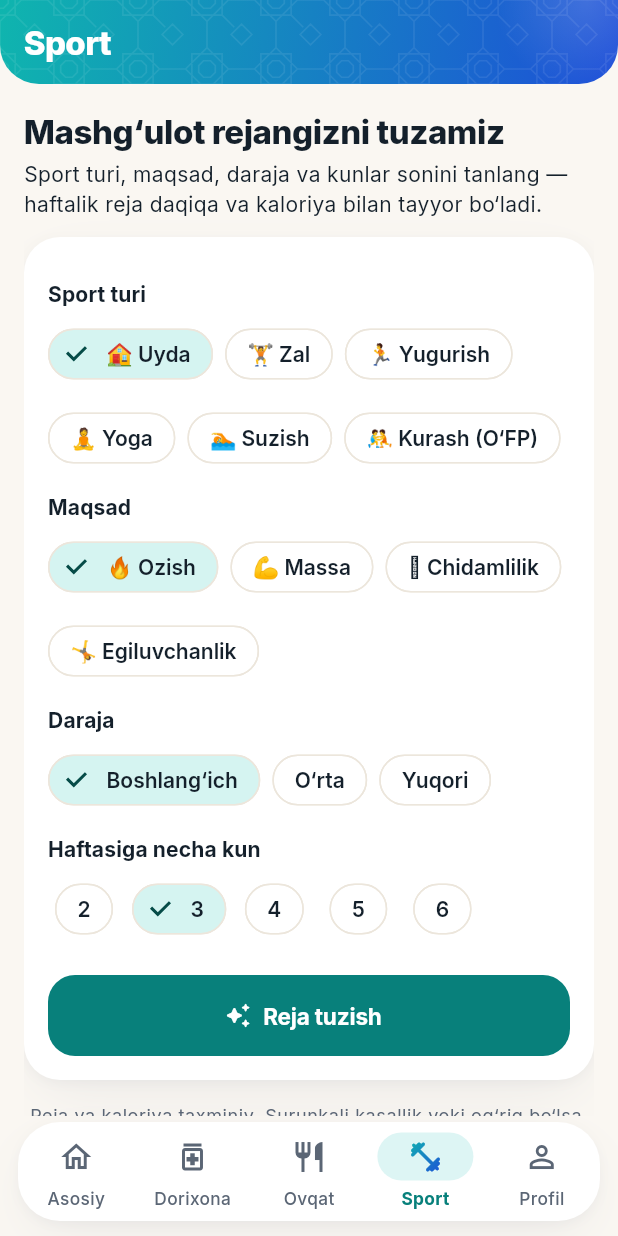
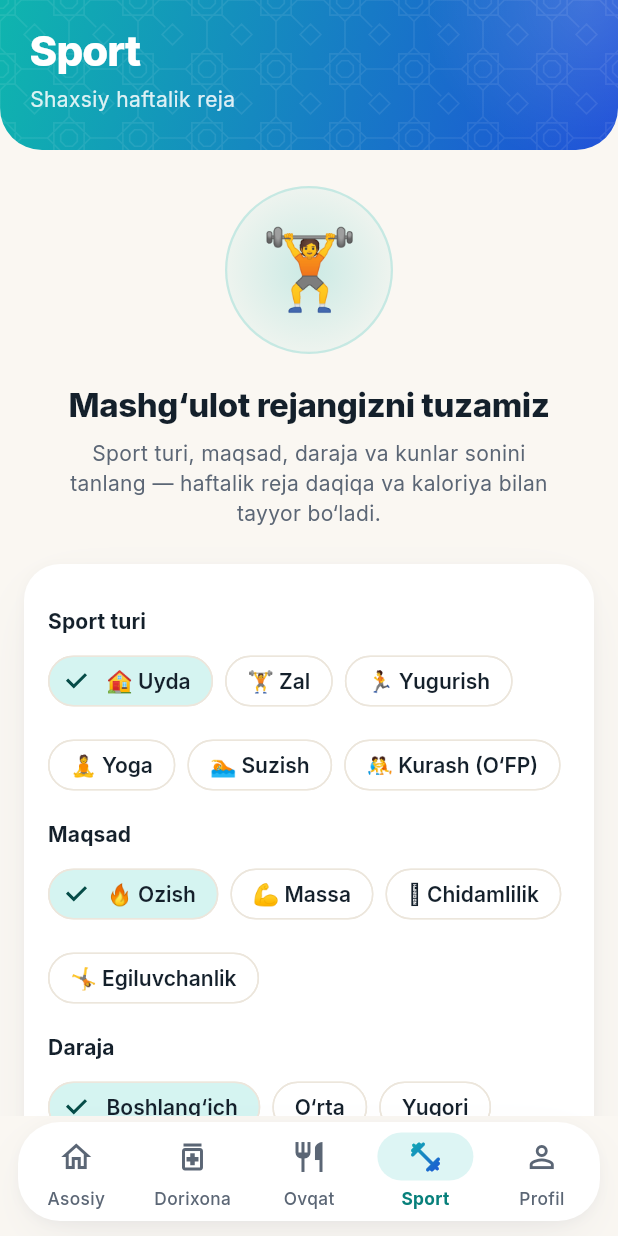
Before and after one commit to tokhirmura/sino, a Flutter app: the WorkoutsScreen screen opened by its route, on a phone screen of 412 x 824 dp. Run offline on Flutter 3.47's test engine with Material 3 defaults, Android fonts, the phone set to English and light mode, and no system bars; our stand-ins replace fl_chart, flutter_animate, flutter_local_notifications, flutter_map, flutter_riverpod, geolocator and 7 more; missing offline and left inert: mobile_scanner; accounts and stored records are empty.

Commit message:
feat(workouts): design 2.0 — gradient header with streak and week stats, empty state intro, PrimaryButton, skeletons
Co-Authored-By: Claude Opus 5.5 <noreply@anthropic.com>

```diff
--- a/lib/features/workouts/presentation/widgets/plan_form.dart
+++ b/lib/features/workouts/presentation/widgets/plan_form.dart
@@ -3,6 +3,7 @@ import 'package:flutter/material.dart';
 import '../../../../core/l10n/app_lang.dart';
 import '../../../../core/theme/app_colors.dart';
 import '../../../../core/widgets/app_card.dart';
+import '../../../../core/widgets/primary_button.dart';
 import '../../application/air_quality.dart';
 import '../../application/plan_generator.dart';
 import '../../data/models.dart';
@@ -126,21 +127,15 @@ class _PlanFormState extends State<PlanForm> {
           ],
         ),
         const SizedBox(height: 20),
-        FilledButton.icon(
+        PrimaryButton(
           key: const Key('workouts-generate'),
+          loading: _busy,
           onPressed: _busy ? null : _submit,
-          icon: _busy
-              ? const SizedBox.square(
-                  dimension: 18,
-                  child: CircularProgressIndicator(strokeWidth: 2),
-                )
-              : const Icon(Icons.auto_awesome_rounded),
-          label: Text(
-            context.tr(
-              uz: 'Reja tuzish',
-              ru: 'Составить план',
-              en: 'Build plan',
-            ),
+          icon: Icons.auto_awesome_rounded,
+          label: context.tr(
+            uz: 'Reja tuzish',
+            ru: 'Составить план',
+            en: 'Build plan',
           ),
         ),
       ],
@@ -193,7 +188,7 @@ class _AirBanner extends StatelessWidget {
   Widget build(BuildContext context) {
     final text = Theme.of(context).textTheme;
     final place = aqi.place.isEmpty ? '' : ', ${context.trMap(aqi.place)}';
-    final color = outdoor ? AppColors.danger : const Color(0xFFF97316);
+    final color = outdoor ? AppColors.danger : AppColors.saffron;
     return AppCard(
       key: const Key('workouts-air-banner'),
       elevated: false,
--- a/lib/features/workouts/presentation/workouts_screen.dart
+++ b/lib/features/workouts/presentation/workouts_screen.dart
@@ -2,15 +2,12 @@ import 'package:flutter/material.dart';
 import 'package:flutter_riverpod/flutter_riverpod.dart';
 import 'package:go_router/go_router.dart';
 
+import 'package:flutter_animate/flutter_animate.dart';
+
 import '../../../core/l10n/app_lang.dart';
 import '../../../core/theme/app_colors.dart';
-import '../../../core/widgets/app_card.dart';
-import '../../../core/widgets/app_scaffold.dart';
-import '../../../core/widgets/async_value_view.dart';
-import '../../../core/widgets/error_view.dart';
-import '../../../core/widgets/loading_view.dart';
-import '../../../core/widgets/pill.dart';
-import '../../../core/widgets/section_title.dart';
+import '../../../core/theme/app_tokens.dart';
+import '../../../core/widgets/widgets.dart';
 import '../../../core/storage/prefs.dart';
 import '../application/air_quality.dart';
 import '../application/plan_generator.dart';
@@ -53,27 +50,37 @@ class WorkoutsScreen extends ConsumerWidget {
       }
     }
 
-    return AppScaffold(
-      title: context.tr(uz: 'Sport', ru: 'Тренировки', en: 'Workouts'),
+    final p = plan.value;
+    final streak = ref.watch(streakProvider).value;
+
+    return Scaffold(
       body: RefreshIndicator(
         onRefresh: () async {
           ref.invalidate(latestPlanProvider);
           ref.invalidate(exercisesProvider);
+          ref.invalidate(sessionsProvider);
           await ref
               .read(latestPlanProvider.future)
               .catchError((Object _) => null);
         },
+        child: ListView(
+          padding: const EdgeInsets.only(bottom: AppSpacing.xxl),
+          children: [
+            _Header(plan: p, streak: streak),
+            Padding(
+              padding: AppSpacing.screen,
               child: AsyncValueView(
                 value: plan,
                 onRetry: () => ref.invalidate(latestPlanProvider),
-          loading: () => const SkeletonList(count: 3, itemHeight: 160),
+                loading: () => const Padding(
+                  padding: EdgeInsets.only(top: AppSpacing.cardGap),
+                  child: SkeletonLoader(count: 3, kind: SkeletonKind.card),
+                ),
                 data: (p) => p == null
-              ? ListView(
-                  padding: const EdgeInsets.only(bottom: 32),
+                    ? Column(
+                        crossAxisAlignment: CrossAxisAlignment.stretch,
                         children: [
-                    const SizedBox(height: 8),
                           const _Intro(),
-                    const SizedBox(height: 12),
                           AppCard(
                             child: PlanForm(aqi: aqi, onSubmit: create),
                           ),
@@ -83,6 +90,13 @@ class WorkoutsScreen extends ConsumerWidget {
                     : AsyncValueView(
                         value: catalog,
                         onRetry: () => ref.invalidate(exercisesProvider),
+                        loading: () => const Padding(
+                          padding: EdgeInsets.only(top: AppSpacing.cardGap),
+                          child: SkeletonLoader(
+                            count: 3,
+                            kind: SkeletonKind.card,
+                          ),
+                        ),
                         data: (byId) => _PlanView(
                           plan: p,
                           catalog: byId,
@@ -95,6 +109,9 @@ class WorkoutsScreen extends ConsumerWidget {
                           ),
                         ),
                       ),
+              ),
+            ),
+          ],
         ),
       ),
     );
@@ -153,10 +170,10 @@ class _PlanView extends StatelessWidget {
     final text = Theme.of(context).textTheme;
     final a = aqi;
     final outdoorWarning = a != null && a.isBad && isOutdoor(params.type);
-    return ListView(
-      padding: const EdgeInsets.only(bottom: 32),
+    return Column(
+      crossAxisAlignment: CrossAxisAlignment.stretch,
       children: [
-        const SizedBox(height: 8),
+        const SizedBox(height: AppSpacing.cardGap),
         if (outdoorWarning) ...[
           AppCard(
             key: const Key('workouts-plan-air-warning'),
@@ -169,17 +186,7 @@ class _PlanView extends StatelessWidget {
                 const SizedBox(width: 10),
                 Expanded(
                   child: Text(
-                    context.tr(
-                      uz:
-                          'Bugun havo sifati yomon (AQI ${a.aqi}) — '
-                          'yugurish o‘rniga uyda mashq qiling.',
-                      ru:
-                          'Сегодня плохой воздух (AQI ${a.aqi}) — вместо '
-                          'бега потренируйтесь дома.',
-                      en:
-                          'Poor air today (AQI ${a.aqi}) — train at home '
-                          'instead of running.',
-                    ),
+                    airAlertText(context, a.aqi),
                     style: text.bodyMedium,
                   ),
                 ),
@@ -197,7 +204,7 @@ class _PlanView extends StatelessWidget {
               ],
             ),
           ),
-          const SizedBox(height: 12),
+          const SizedBox(height: AppSpacing.cardGap),
         ],
         AppCard(
           child: Column(
@@ -283,7 +290,7 @@ class _PlanView extends StatelessWidget {
             catalog: catalog,
             onStart: () => context.push(workoutPlayerPath(d.day)),
           ),
-          const SizedBox(height: 12),
+          const SizedBox(height: AppSpacing.sm),
         ],
         const _Disclaimer(),
       ],
@@ -295,22 +302,15 @@ class _Intro extends StatelessWidget {
   const _Intro();
 
   @override
-  Widget build(BuildContext context) {
-    final text = Theme.of(context).textTheme;
-    return Column(
-      crossAxisAlignment: CrossAxisAlignment.start,
-      children: [
-        Text(
-          context.tr(
+  Widget build(BuildContext context) => EmptyState(
+    key: const Key('workouts-intro'),
+    emoji: '🏋️',
+    title: context.tr(
       uz: 'Mashg‘ulot rejangizni tuzamiz',
       ru: 'Составим план тренировок',
       en: 'Let’s build your workout plan',
     ),
-          style: text.titleLarge?.copyWith(fontWeight: FontWeight.w800),
-        ),
-        const SizedBox(height: 4),
-        Text(
-          context.tr(
+    message: context.tr(
       uz:
           'Sport turi, maqsad, daraja va kunlar sonini tanlang — '
           'haftalik reja daqiqa va kaloriya bilan tayyor bo‘ladi.',
@@ -321,9 +321,89 @@ class _Intro extends StatelessWidget {
           'Pick a sport, goal, level and number of days — you get a '
           'weekly plan with minutes and calories.',
     ),
-          style: text.bodyMedium,
+  );
+}
+
+/// Gradient header: title and, with a plan, the week's numbers.
+class _Header extends StatelessWidget {
+  const _Header({required this.plan, required this.streak});
+
+  final WorkoutPlan? plan;
+  final int? streak;
+
+  @override
+  Widget build(BuildContext context) {
+    final p = plan;
+    final week = p == null ? null : weekTotals(p.days);
+    final s = streak ?? 0;
+    return GradientHeader(
+      title: context.tr(uz: 'Sport', ru: 'Тренировки', en: 'Workouts'),
+      subtitle: p == null
+          ? context.tr(
+              uz: 'Shaxsiy haftalik reja',
+              ru: 'Личный план на неделю',
+              en: 'Your weekly plan',
+            )
+          : context.tr(
+              uz: 'Haftasiga ${p.days.length} kun',
+              ru: '${p.days.length} дн. в неделю',
+              en: '${p.days.length} days a week',
             ),
-      ],
+      child: week == null
+          ? null
+          : Row(
+              children:
+                  [
+                        Expanded(
+                          child: StatTile(
+                            key: const Key('workouts-header-streak'),
+                            value: '$s',
+                            unit: context.tr(uz: 'kun', ru: 'дн.', en: 'days'),
+                            label: context.tr(
+                              uz: 'Seriya',
+                              ru: 'Серия',
+                              en: 'Streak',
+                            ),
+                            emoji: '🔥',
+                            color: AppColors.saffron,
+                            onDark: true,
+                          ),
+                        ),
+                        const SizedBox(width: AppSpacing.xs),
+                        Expanded(
+                          child: StatTile(
+                            value: '${week.minutes}',
+                            unit: minUnit(context),
+                            label: context.tr(
+                              uz: 'Haftada',
+                              ru: 'В неделю',
+                              en: 'Per week',
+                            ),
+                            emoji: '⏱️',
+                            color: AppColors.sky,
+                            onDark: true,
+                          ),
+                        ),
+                        const SizedBox(width: AppSpacing.xs),
+                        Expanded(
+                          child: StatTile(
+                            value: '~${week.kcal}',
+                            unit: kcalUnit(context),
+                            label: context.tr(
+                              uz: 'Yoqiladi',
+                              ru: 'Сжечь',
+                              en: 'Burn',
+                            ),
+                            emoji: '💪',
+                            color: AppColors.coral,
+                            onDark: true,
+                          ),
+                        ),
+                      ]
+                      .animate(interval: AppMotion.stagger)
+                      .fadeIn(duration: AppMotion.medium)
+                      .slideY(begin: 0.15, curve: AppMotion.enter),
+            ),
     );
   }
 }
```
Also changed, not shown: lib/features/workouts/presentation/workout_player_screen.dart (+14 -21 lines). Lines whose indentation alone changed are shown as unchanged.
